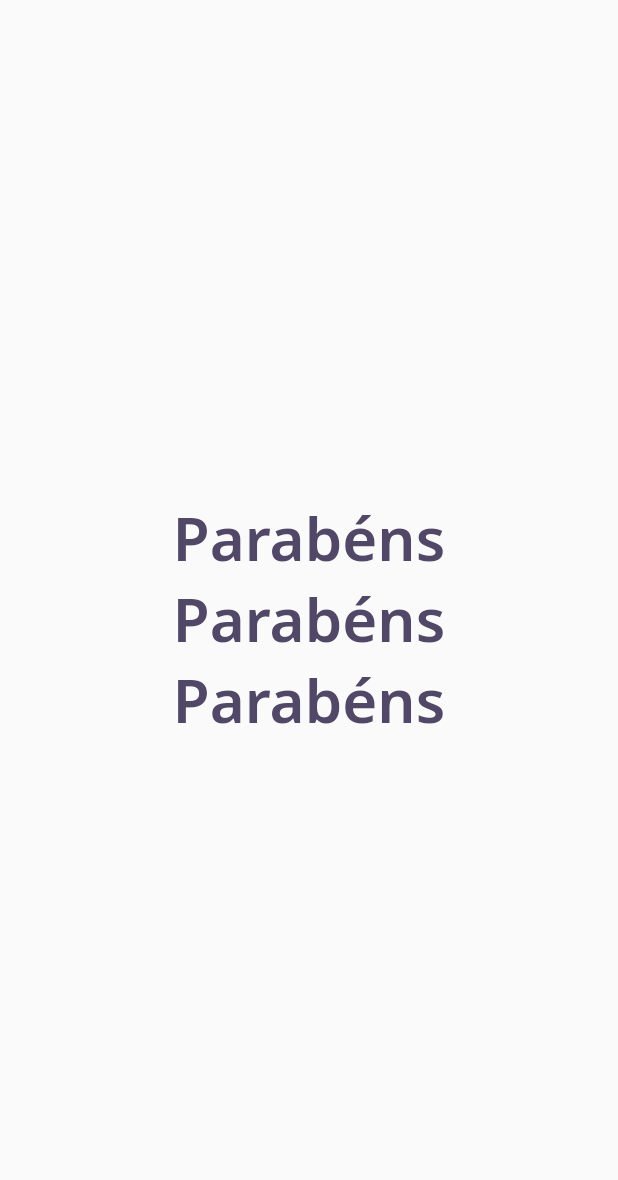
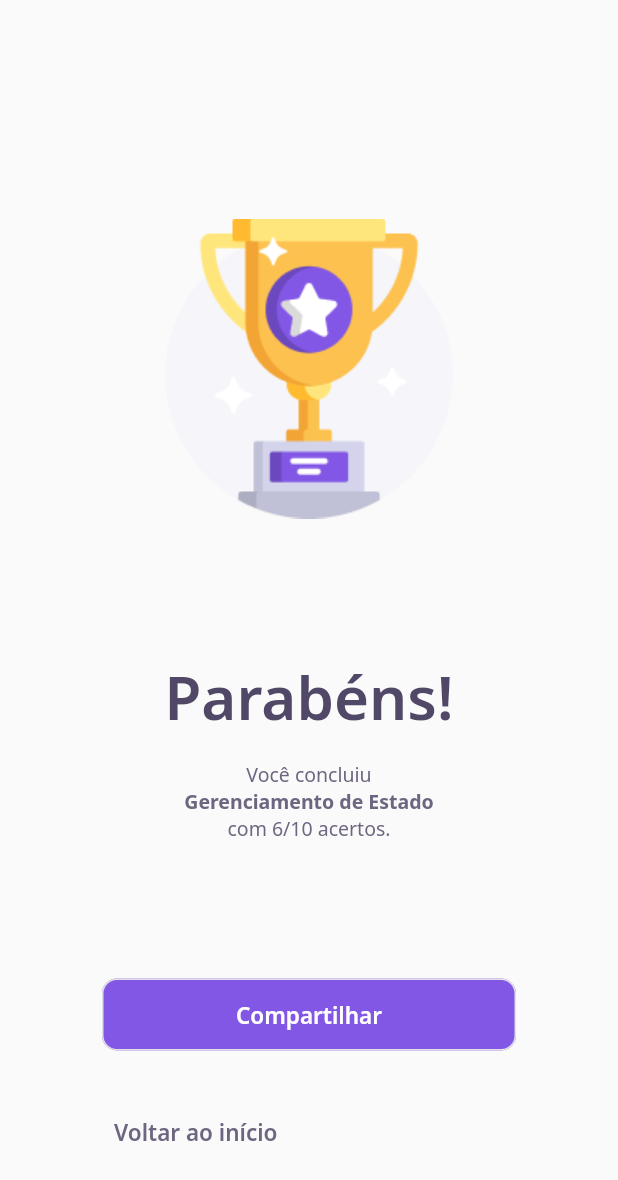
Before and after one commit to humbertoromanojr/flutter_dev_quiz, a Flutter app: the ResultPage screen opened directly, on a phone screen of 412 x 824 dp. Shown: the top 1180 px of the screen. Run offline on Flutter 3.47's test engine with Material 2 defaults, Android fonts, the phone set to English and light mode, and no system bars; our stand-ins replace google_fonts; accounts and stored records are empty; network calls fail.

Commit message:
Alignment

```diff
--- a/lib/result/result_page.dart
+++ b/lib/result/result_page.dart
@@ -1,4 +1,6 @@
+import 'package:dev_quiz/challenge/widgets/next_button/next_button_widget.dart';
 import 'package:dev_quiz/core/app_text_styles.dart';
+import 'package:dev_quiz/core/core.dart';
 import 'package:flutter/material.dart';
 
 class ResultPage extends StatelessWidget {
@@ -9,13 +11,56 @@ class ResultPage extends StatelessWidget {
     return Scaffold(
       body: Container(
         width: double.maxFinite,
+        padding: EdgeInsets.only(top: 100),
         child: Column(
-          mainAxisAlignment: MainAxisAlignment.center,
+          mainAxisAlignment: MainAxisAlignment.spaceAround,
           crossAxisAlignment: CrossAxisAlignment.center,
           children: [
-            Text("Parabéns", style: AppTextStyles.heading40),
-            Text("Parabéns", style: AppTextStyles.heading40),
-            Text("Parabéns", style: AppTextStyles.heading40),
+            Image.asset(AppImages.trophy),
+            Column(
+              children: [
+                Text("Parabéns!", style: AppTextStyles.heading40),
+                SizedBox(height: 16),
+                Text.rich(
+                  TextSpan(
+                      text: "Você concluiu ",
+                      style: AppTextStyles.body,
+                      children: [
+                        TextSpan(
+                            text: "\nGerenciamento de Estado ",
+                            style: AppTextStyles.bodyBold),
+                        TextSpan(
+                            text: "\ncom 6/10 acertos.", style: AppTextStyles.body),
+                      ]),
+                  textAlign: TextAlign.center,
+                ),
+              ],
+            ),
+            Column(children: [
+              Row(
+              children: [
+                Expanded(
+                    child: Padding(
+                  padding: const EdgeInsets.symmetric(horizontal: 68),
+                  child: NextButtonWidget.purple(
+                      label: "Compartilhar", onTap: () {}),
+                )),
+              ],
+            ),
+            SizedBox(height: 30),
+            Row(
+              children: [
+                Padding(
+                  padding: const EdgeInsets.symmetric(horizontal: 68),
+                  child: NextButtonWidget.transparent(
+                      label: "Voltar ao início",
+                      onTap: () {
+                        Navigator.pop(context);
+                      }),
+                ),
+              ],
+            ),
+            ],)
           ],
         ),
       ),
```
